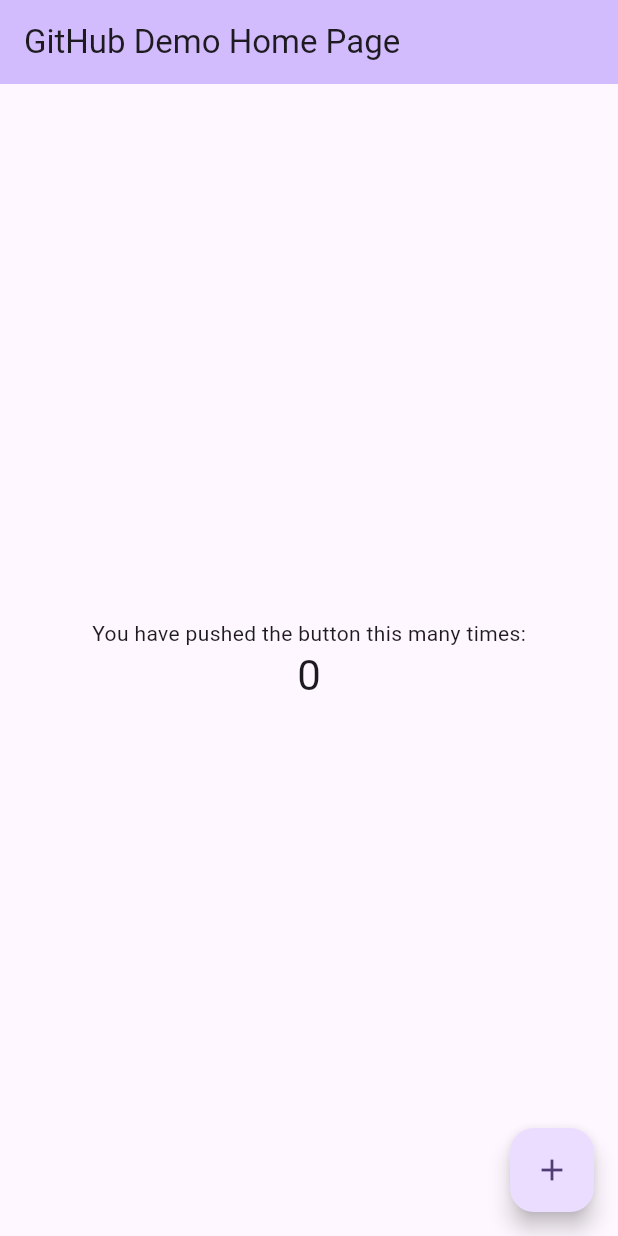
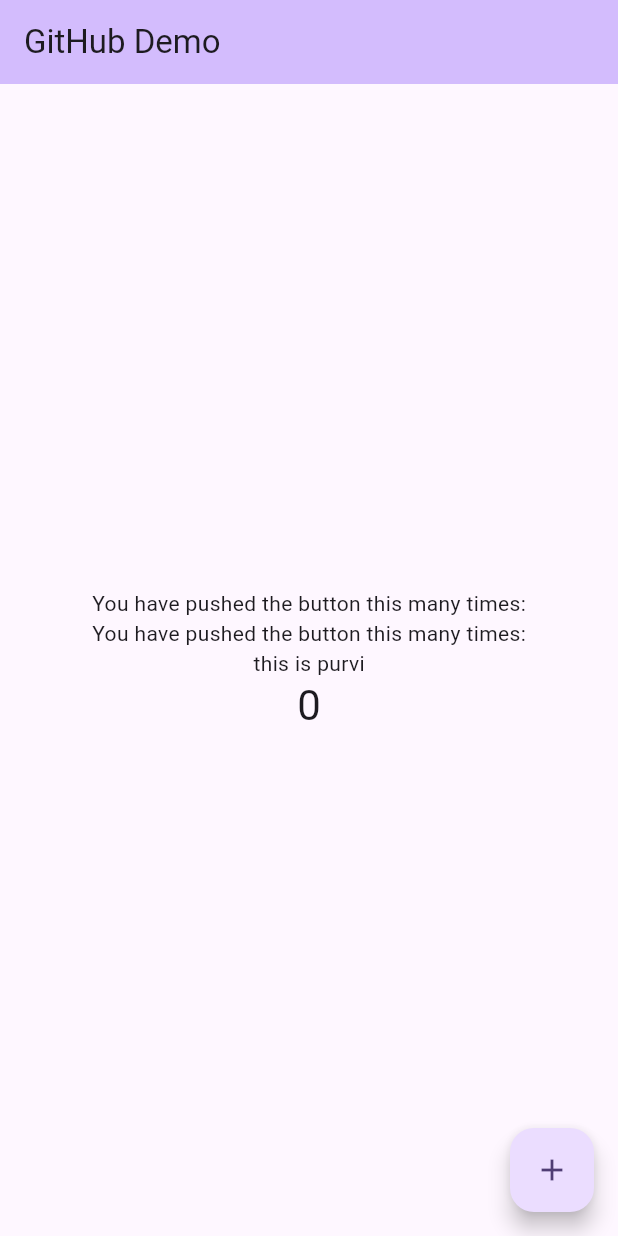
Before and after one commit to Bhavini131/Demo, a Flutter app: the screen it shows after launch, on a phone screen of 412 x 824 dp. Run offline on Flutter 3.47's test engine with Material 3 defaults, Android fonts, the phone set to English and light mode, and no system bars.

Commit message:
purvi commit

```diff
--- a/gitdemo/lib/main.dart
+++ b/gitdemo/lib/main.dart
@@ -31,7 +31,7 @@ class MyApp extends StatelessWidget {
         colorScheme: ColorScheme.fromSeed(seedColor: Colors.deepPurple),
         useMaterial3: true,
       ),
-      home: const MyHomePage(title: 'GitHub Demo Home Page'),
+      home: const MyHomePage(title: 'GitHub Demo'),
     );
   }
 }
@@ -108,6 +108,12 @@ class _MyHomePageState extends State<MyHomePage> {
             const Text(
               'You have pushed the button this many times:',
             ),
+            const Text(
+              'You have pushed the button this many times:',
+            ),
+            const Text(
+            'this is purvi',
+            ),
             Text(
               '$_counter',
               style: Theme.of(context).textTheme.headlineMedium,
```
